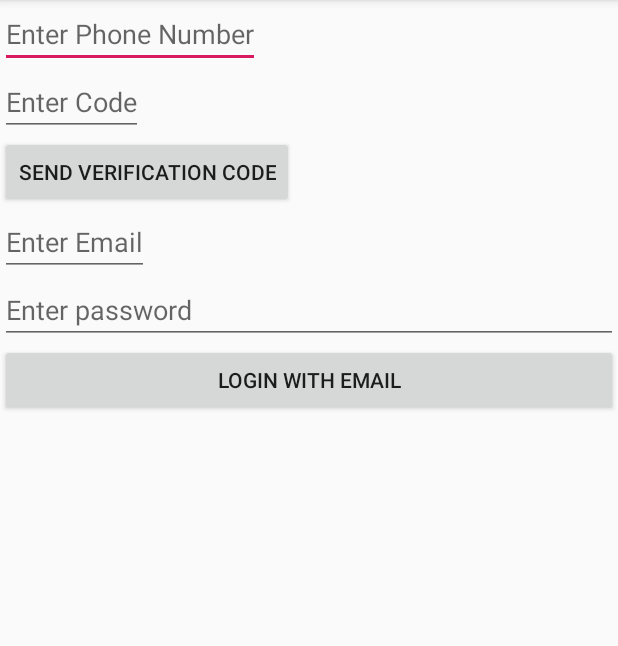
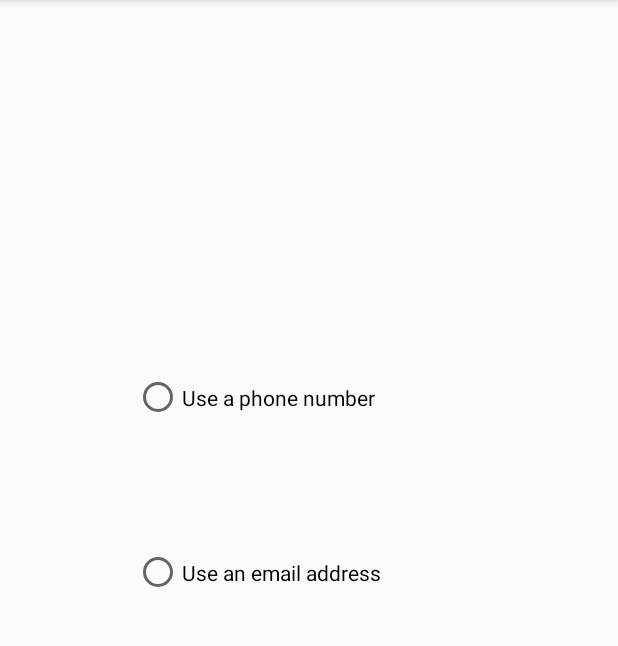
Before and after one commit to AmirBabaei/SChat, an Android app: the screen it shows after launch (MainActivity before the commit, WelcomeScreen after it), on a phone screen of 412 x 824 dp, the part 84-730 px from its top. Run offline under Robolectric (Android 15) with nearby library versions, the phone set to English and light mode, and no system bars.

Commit message:
Welcome screen transitions

```diff
--- a/app/src/main/java/com/example/schat/MainActivity.java
+++ b/app/src/main/java/com/example/schat/MainActivity.java
@@ -58,7 +58,7 @@ public class MainActivity extends AppCompatActivity {
 
 
 
-        mPhoneNumber = findViewById(R.id.phoneNumber);
+        mPhoneNumber = findViewById(R.id.phoneNumberEntry);
         mCode = findViewById(R.id.code);
 
         mSend = findViewById(R.id.send);
--- /dev/null
+++ b/app/src/main/java/com/example/schat/WelcomeScreen.java
@@ -0,0 +1,59 @@
+package com.example.schat;
+
+import android.content.Intent;
+import android.support.v7.app.AppCompatActivity;
+import android.os.Bundle;
+import android.view.View;
+import android.widget.RadioButton;
+import android.widget.RadioGroup;
+import android.widget.Toast;
+
+import com.google.firebase.FirebaseApp;
+
+public class WelcomeScreen extends AppCompatActivity {
+    private RadioGroup welcomeScreenButtons = null;
+    RadioButton phone = null;
+    RadioButton email = null;
+    @Override
+    protected void onCreate(Bundle savedInstanceState)
+    {
+        super.onCreate(savedInstanceState);
+        setContentView(R.layout.activity_welcome_screen);
+        FirebaseApp.initializeApp(this);
+        setup();
+
+    }
+    private void setup()
+    {
+
+        welcomeScreenButtons = findViewById(R.id.welcomeScreenButtons);
+        phone = findViewById(R.id.phoneAuthenticate);
+        email = findViewById(R.id.emailAuthenticate);
+        phone.setText("Use a phone number");
+        email.setText("Use an email address");
+        welcomeScreenButtons.setOnCheckedChangeListener(new RadioGroup.OnCheckedChangeListener() {
+
+            @Override
+            public void onCheckedChanged(RadioGroup group, int checkedId) {
+
+                if(phone.isChecked())
+                {
+                    Toast.makeText(WelcomeScreen.this, "Phone Selected", Toast.LENGTH_SHORT).show();
+                    // transition to next screen
+                    Intent next_screen = new Intent(getApplicationContext(), PhoneLogin.class);
+                    startActivity(next_screen);
+                }
+                else {
+                    Toast.makeText(WelcomeScreen.this, "Email selected", Toast.LENGTH_SHORT).show();
+                    // transition to next screen
+                    //Intent next_screen = new Intent(getApplicationContext(), MainActivity.class);
+                    //startActivity(next_screen);
+                }
+
+
+            }
+        });
+    }
+
+
+}
--- a/app/src/main/res/layout/activity_main.xml
+++ b/app/src/main/res/layout/activity_main.xml
@@ -13,7 +13,7 @@
         android:layout_width="wrap_content"
         android:layout_height="wrap_content"
         android:hint="Enter Phone Number"
-        android:id="@+id/phoneNumber"
+        android:id="@+id/phoneNumberEntry"
         />
     <EditText
         android:layout_width="wrap_content"
--- /dev/null
+++ b/app/src/main/res/layout/activity_welcome_screen.xml
@@ -0,0 +1,37 @@
+<?xml version="1.0" encoding="utf-8"?>
+<android.support.constraint.ConstraintLayout xmlns:android="http://schemas.android.com/apk/res/android"
+    xmlns:app="http://schemas.android.com/apk/res-auto"
+    xmlns:tools="http://schemas.android.com/tools"
+    android:layout_width="match_parent"
+    android:layout_height="match_parent"
+    tools:context=".WelcomeScreen">
+
+    <RadioGroup
+        android:id="@+id/welcomeScreenButtons"
+        android:layout_width="233dp"
+        android:layout_height="233dp"
+        android:layout_marginStart="8dp"
+        android:layout_marginLeft="8dp"
+        android:layout_marginTop="8dp"
+        android:layout_marginEnd="8dp"
+        android:layout_marginRight="8dp"
+        android:layout_marginBottom="8dp"
+        app:layout_constraintBottom_toBottomOf="parent"
+        app:layout_constraintEnd_toEndOf="parent"
+        app:layout_constraintStart_toStartOf="parent"
+        app:layout_constraintTop_toTopOf="parent"
+        app:layout_constraintVertical_bias="0.383">
+
+        <RadioButton
+            android:id="@+id/phoneAuthenticate"
+            android:layout_width="wrap_content"
+            android:layout_height="wrap_content"
+            android:layout_weight="1" />
+
+        <RadioButton
+            android:id="@+id/emailAuthenticate"
+            android:layout_width="wrap_content"
+            android:layout_height="wrap_content"
+            android:layout_weight="1" />
+    </RadioGroup>
+</android.support.constraint.ConstraintLayout>
```
Also changed, not shown: app/src/main/AndroidManifest.xml (+7 -5 lines), app/src/main/java/com/example/schat/PhoneLogin.java (added, +136 -0 lines), app/src/main/res/layout/activity_phone_login.xml (added, +50 -0 lines), 1 other file.
